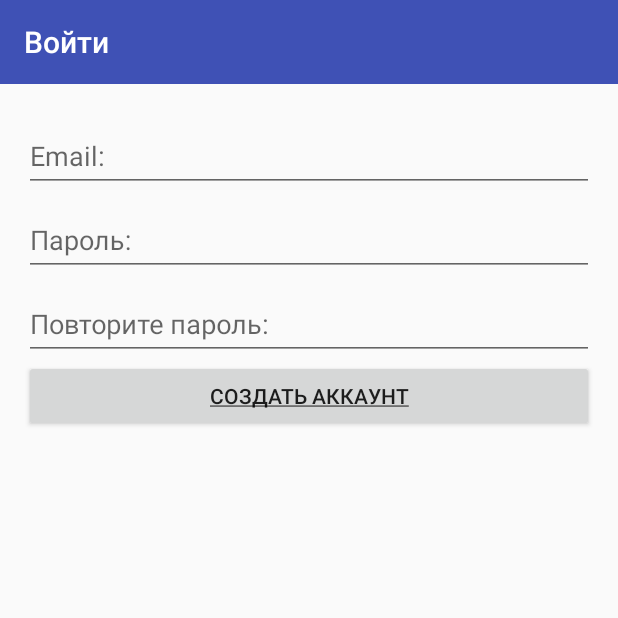
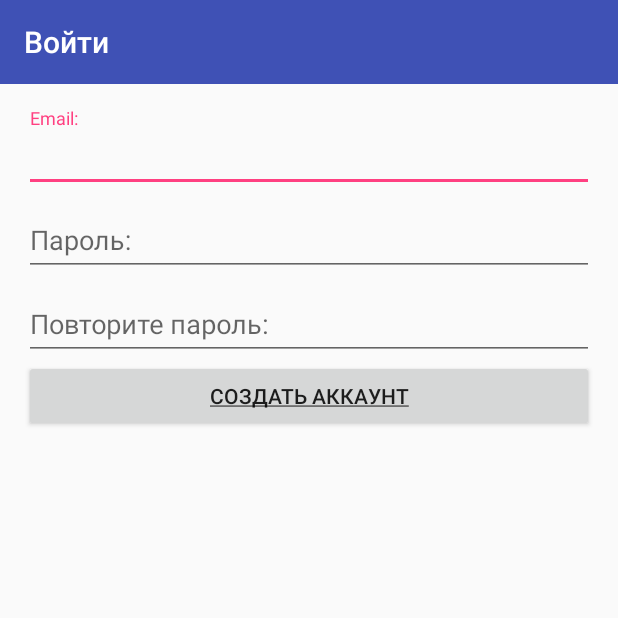
Before and after one commit to MLapatko/GuitarLessons, an Android app: the fragment CreateAccountFragment placed in its activity, on a phone screen of 412 x 824 dp, the top half of it. Run offline under Robolectric (Android 15) with nearby library versions, the phone set to English and light mode, and no system bars; libraries missing offline, so code that uses them is left out: com.backendless.

```diff
--- a/app/src/main/java/com/example/user/guitarlessons/CreateAccountFragment.java
+++ b/app/src/main/java/com/example/user/guitarlessons/CreateAccountFragment.java
@@ -48,6 +48,7 @@ public class CreateAccountFragment extends BaseFragment implements View.OnClickL
         super.onViewCreated(view, savedInstanceState);
 
         mEmail = view.findViewById(R.id.user_email);
+        mEmail.requestFocus();
         mPassword = view.findViewById(R.id.user_password);
         mConfPassword=view.findViewById(R.id.confirm_password);
         mConfirmButton = view.findViewById(R.id.ok_button);
--- a/app/src/main/java/com/example/user/guitarlessons/LogInActivity.java
+++ b/app/src/main/java/com/example/user/guitarlessons/LogInActivity.java
@@ -3,24 +3,8 @@ package com.example.user.guitarlessons;
 import android.content.Context;
 import android.content.Intent;
 import android.os.Bundle;
-import android.support.annotation.Nullable;
-import android.support.v4.app.Fragment;
 import android.support.v4.app.FragmentTransaction;
-import android.support.v7.app.AppCompatActivity;
-import android.support.v7.widget.Toolbar;
-import android.util.Log;
 import android.view.MenuItem;
-import android.view.View;
-import android.widget.Button;
-import android.widget.EditText;
-import android.widget.Toast;
-import android.widget.ViewSwitcher;
-
-import com.backendless.Backendless;
-import com.backendless.BackendlessUser;
-import com.backendless.async.callback.AsyncCallback;
-import com.backendless.exceptions.BackendlessFault;
-import com.backendless.persistence.local.UserTokenStorageFactory;
 
 /**
  * Created by user on 05.02.2018.
@@ -59,20 +43,22 @@ public class LogInActivity extends BaseActivity implements FragmentsInterface {
     public void putFragments(int type) {
         mCurrentType = type;
         FragmentTransaction ft = getSupportFragmentManager().beginTransaction();
-        ft.setCustomAnimations(android.R.anim.slide_in_left, android.R.anim.slide_out_right);
+        ft.setCustomAnimations(R.anim.slide_out_left, R.anim.slide_in_right,
+                android.R.anim.slide_in_left, android.R.anim.slide_out_right);
+
         switch (type) {
             case LOGIN_FRAGMENT:
                 mCurrentType = LOGIN_FRAGMENT;
                 ft.replace(R.id.content_main, LoginFragment.newInstance());
                 setBackButtonStatus(false);
-                setToolbarTitle(getResources().getString(R.string.log_in));
+                setToolbarTitle(getString(R.string.log_in));
                 break;
             case CREATE_USER_FRAGMENT:
                 mCurrentType = CREATE_USER_FRAGMENT;
                 ft.replace(R.id.content_main, CreateAccountFragment.newInstance());
                 ft.addToBackStack(CreateAccountFragment.class.getSimpleName());
                 setBackButtonStatus(true);
-                setToolbarTitle(getResources().getString(R.string.create_account));
+                setToolbarTitle(getString(R.string.create_account));
                 break;
         }
         ft.commit();
@@ -85,7 +71,7 @@ public class LogInActivity extends BaseActivity implements FragmentsInterface {
             case CREATE_USER_FRAGMENT:
                 mCurrentType = LOGIN_FRAGMENT;
                 setBackButtonStatus(false);
-                setToolbarTitle(getResources().getString(R.string.log_in));
+                setToolbarTitle(getString(R.string.log_in));
                 break;
             default:
                 super.onBackPressed();
@@ -95,12 +81,12 @@ public class LogInActivity extends BaseActivity implements FragmentsInterface {
 
     @Override
     public boolean onOptionsItemSelected(MenuItem item) {
-        switch (item.getItemId()){
+        switch (item.getItemId()) {
             case android.R.id.home:
                 onBackPressed();
                 return true;
-        default:
-            return super.onOptionsItemSelected(item);
+            default:
+                return super.onOptionsItemSelected(item);
         }
     }
 }
--- a/app/src/main/java/com/example/user/guitarlessons/LoginFragment.java
+++ b/app/src/main/java/com/example/user/guitarlessons/LoginFragment.java
@@ -76,6 +76,7 @@ public class LoginFragment extends BaseFragment implements View.OnClickListener,
         super.onViewCreated(view, savedInstanceState);
 
         mEmail = view.findViewById(R.id.email);
+        mEmail.requestFocus();
         mPassword = view.findViewById(R.id.password);
 
         mLogInButton = view.findViewById(R.id.login_button);
--- /dev/null
+++ b/app/src/main/res/anim/slide_in_right.xml
@@ -0,0 +1,7 @@
+<?xml version="1.0" encoding="utf-8"?>
+<set xmlns:android="http://schemas.android.com/apk/res/android">
+    <translate android:fromXDelta="50%p" android:toXDelta="0"
+        android:duration="@android:integer/config_mediumAnimTime"/>
+    <alpha android:fromAlpha="0.0" android:toAlpha="1.0"
+        android:duration="@android:integer/config_mediumAnimTime" />
+</set>
--- /dev/null
+++ b/app/src/main/res/anim/slide_out_left.xml
@@ -0,0 +1,7 @@
+<?xml version="1.0" encoding="utf-8"?>
+<set xmlns:android="http://schemas.android.com/apk/res/android">
+    <translate android:fromXDelta="0" android:toXDelta="-50%p"
+        android:duration="@android:integer/config_mediumAnimTime"/>
+    <alpha android:fromAlpha="1.0" android:toAlpha="0.0"
+        android:duration="@android:integer/config_mediumAnimTime" />
+</set>
```
Also changed, not shown: app/src/main/java/com/example/user/guitarlessons/DbManager.java (+49 -2 lines), app/src/main/java/com/example/user/guitarlessons/MainActivity.java (+35 -3 lines), app/src/main/java/com/example/user/guitarlessons/model/Course.java (added, +49 -0 lines), app/src/main/java/com/example/user/guitarlessons/model/Song.java (added, +60 -0 lines).
